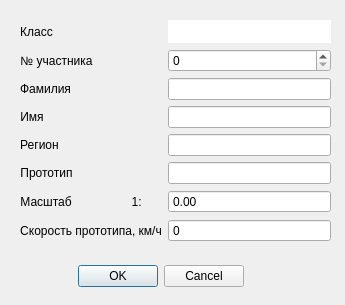
Above: F4C_fill_UI.ui from MasterFly150rus/f4c before the change. Below: the same form after it.
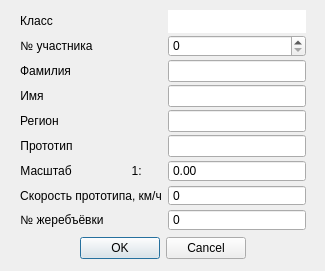
That is the form after the change. Icons and pictures are not drawn.

What changed in the file:
```diff
--- a/F4C_fill_UI.ui
+++ b/F4C_fill_UI.ui
@@ -9,8 +9,8 @@
    <rect>
     <x>0</x>
     <y>0</y>
-    <width>345</width>
-    <height>305</height>
+    <width>325</width>
+    <height>271</height>
    </rect>
   </property>
   <property name="windowTitle">
@@ -20,35 +20,21 @@
    <iconset resource="Resourses.qrc">
     <normaloff>:/images/Ico/logo_301.png</normaloff>:/images/Ico/logo_301.png</iconset>
   </property>
-  <widget class="QDialogButtonBox" name="buttonBox">
-   <property name="geometry">
-    <rect>
-     <x>70</x>
-     <y>260</y>
-     <width>181</width>
-     <height>32</height>
-    </rect>
-   </property>
-   <property name="orientation">
-    <enum>Qt::Horizontal</enum>
-   </property>
-   <property name="standardButtons">
-    <set>QDialogButtonBox::Cancel|QDialogButtonBox::Ok</set>
-   </property>
-   <property name="centerButtons">
-    <bool>true</bool>
-   </property>
-  </widget>
-  <widget class="QWidget" name="formLayoutWidget">
+  <widget class="QWidget" name="">
    <property name="geometry">
     <rect>
      <x>20</x>
-     <y>20</y>
-     <width>311</width>
-     <height>242</height>
+     <y>10</y>
+     <width>286</width>
+     <height>249</height>
     </rect>
    </property>
+   <layout class="QVBoxLayout" name="verticalLayout">
+    <item>
    <layout class="QFormLayout" name="formLayout">
+      <property name="verticalSpacing">
+       <number>3</number>
+      </property>
     <item row="1" column="0">
      <widget class="QLabel" name="label">
       <property name="text">
@@ -214,6 +200,44 @@
       </property>
       <property name="correctionMode">
        <enum>QAbstractSpinBox::CorrectToNearestValue</enum>
+        </property>
+       </widget>
+      </item>
+      <item row="8" column="0">
+       <widget class="QLabel" name="label_9">
+        <property name="text">
+         <string>№ жеребъёвки</string>
+        </property>
+        <property name="alignment">
+         <set>Qt::AlignCenter</set>
+        </property>
+       </widget>
+      </item>
+      <item row="8" column="1">
+       <widget class="QSpinBox" name="toss_box">
+        <property name="locale">
+         <locale language="English" country="UnitedStates"/>
+        </property>
+        <property name="buttonSymbols">
+         <enum>QAbstractSpinBox::NoButtons</enum>
+        </property>
+        <property name="correctionMode">
+         <enum>QAbstractSpinBox::CorrectToNearestValue</enum>
+        </property>
+       </widget>
+      </item>
+     </layout>
+    </item>
+    <item>
+     <widget class="QDialogButtonBox" name="buttonBox">
+      <property name="orientation">
+       <enum>Qt::Horizontal</enum>
+      </property>
+      <property name="standardButtons">
+       <set>QDialogButtonBox::Cancel|QDialogButtonBox::Ok</set>
+      </property>
+      <property name="centerButtons">
+       <bool>true</bool>
       </property>
      </widget>
     </item>
```
Lines whose indentation alone changed are shown as unchanged.
